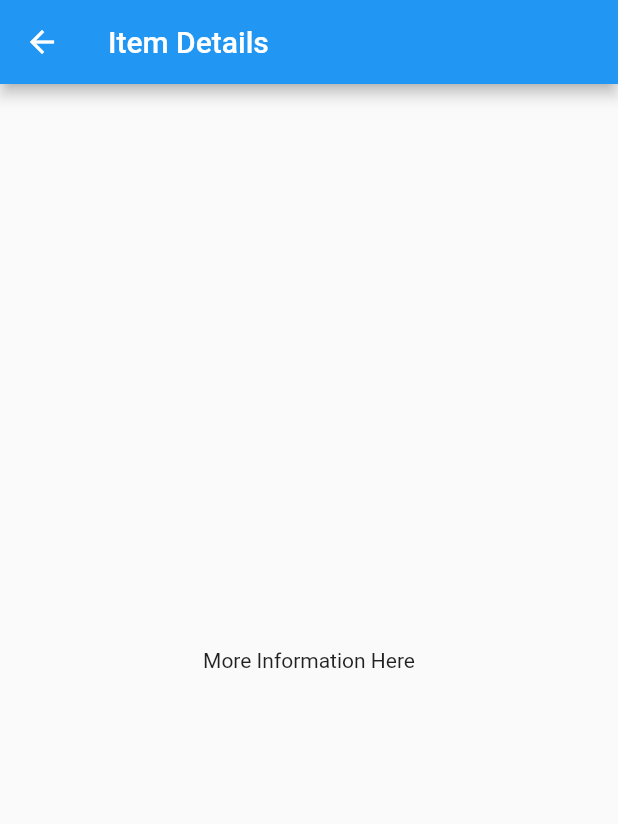
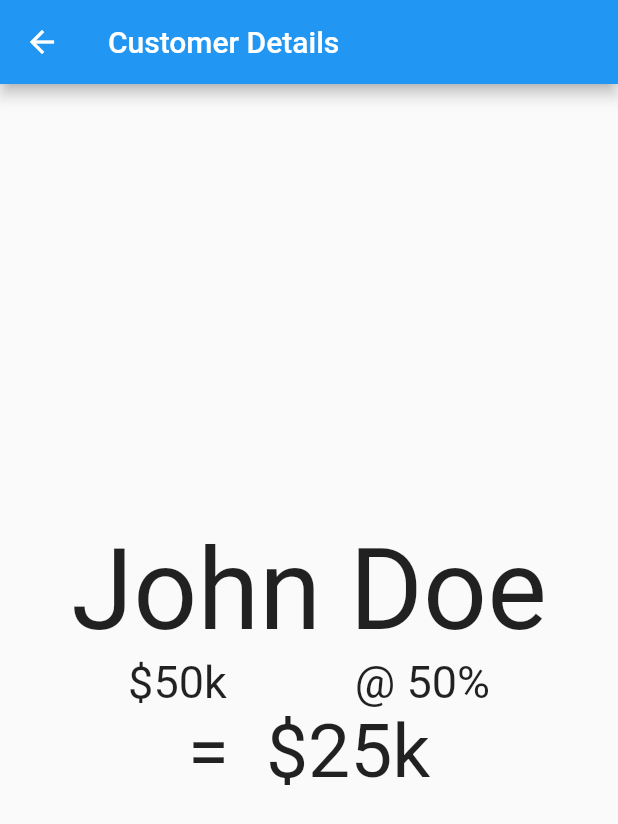
Before and after one commit to Kop3sh/kaf, a Flutter app: the SampleItemDetailsView screen opened by its route, on a phone screen of 412 x 824 dp. Shown: the top 824 px of the screen. Run offline on Flutter 3.47's test engine with Material 2 defaults, Android fonts, the phone set to English and light mode, and no system bars; generated files the repository leaves out were written again.

Commit message:
feat(frontend): added detailed customer view and styled text data

```diff
--- a/frontend/kaf/lib/src/insurance/sample_item_details_view.dart
+++ b/frontend/kaf/lib/src/insurance/sample_item_details_view.dart
@@ -10,10 +10,33 @@ class SampleItemDetailsView extends StatelessWidget {
   Widget build(BuildContext context) {
     return Scaffold(
       appBar: AppBar(
-        title: const Text('Item Details'),
+        title: const Text('Customer Details'),
       ),
-      body: const Center(
-        child: Text('More Information Here'),
+      body: const Column(
+        mainAxisAlignment: MainAxisAlignment.center,
+        children: [
+          Text(
+            'John Doe',
+            style: TextStyle(fontSize: 75),
+          ),
+          Row(
+            mainAxisAlignment: MainAxisAlignment.spaceEvenly,
+            children: [
+              Text(
+                '\$50k',
+                style: TextStyle(fontSize: 30),
+              ),
+              Text(
+                '@ 50%',
+                style: TextStyle(fontSize: 30),
+              ),
+            ],
+          ),
+          Text(
+            '=  \$25k',
+            style: TextStyle(fontSize: 50),
+          ),
+        ],
       ),
     );
   }
```
Also changed, not shown: 1 other file.
